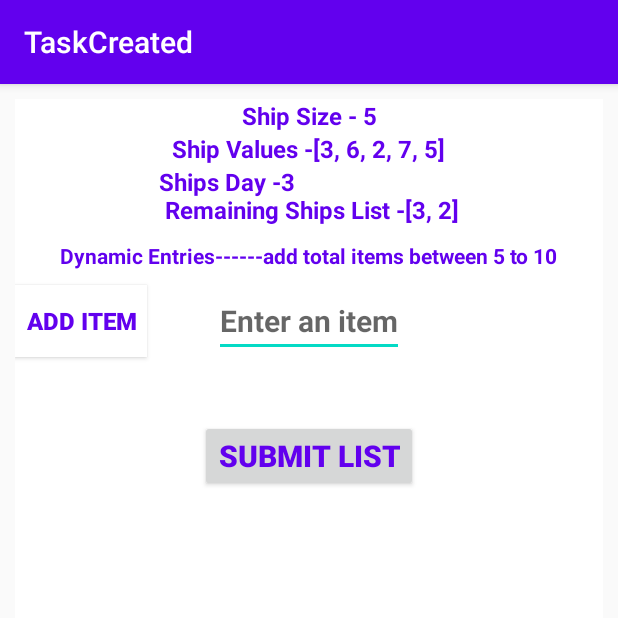
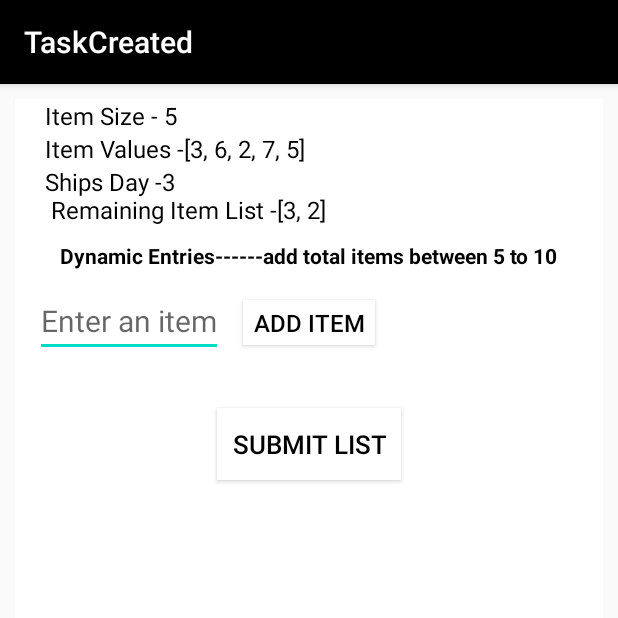
Before and after one commit to ranjithaneelaver/shiptask, an Android app: the screen it shows after launch (MainActivity), on a phone screen of 412 x 824 dp, the top half of it. Run offline under Robolectric (Android 15) with nearby library versions, the phone set to English and light mode, and no system bars; our stand-ins replace data binding.

Commit message:
initial commit

```diff
--- a/app/src/main/java/com/s/taskcreated/MainActivity.java
+++ b/app/src/main/java/com/s/taskcreated/MainActivity.java
@@ -45,7 +45,7 @@ public class MainActivity extends AppCompatActivity {
                 }
 
                 dynamiclist.add(Integer.valueOf(binding.editTxt.getText().toString()));
-                binding.txtitem.setText("Item list" + dynamiclist.toString());
+                binding.txtitem.setText("Added Item list" + dynamiclist.toString());
                 binding.editTxt.setText("");
 
             }
@@ -70,8 +70,8 @@ public class MainActivity extends AppCompatActivity {
         }
         prev = dynamiclist.size();
 
-        binding.textShp.setText(String.format("Ship Size - %d", dynamiclist.size()));
-        binding.print.setText("Ship Values -" + dynamiclist.toString());
+        binding.textShp.setText(String.format("Item Size - %d", dynamiclist.size()));
+        binding.print.setText("Item Values -" + dynamiclist.toString());
 
 
         for (int m = 0; m < day; m++) {
@@ -87,7 +87,7 @@ public class MainActivity extends AppCompatActivity {
             }
 
             if (prev == dynamiclist.size()) {
-                binding.txtremain.setText("Ships Day -" + day + " \n Remaining Ships List -" + dynamiclist.toString());
+                binding.txtremain.setText("Ships Day -" + day + " \n Remaining Item List -" + dynamiclist.toString());
                 day = 1;
                 dynamiclist.clear();
                 break;
--- a/app/src/main/res/layout/activity_main.xml
+++ b/app/src/main/res/layout/activity_main.xml
@@ -11,14 +11,14 @@
         tools:context=".MainActivity">
 
         <TextView
+            android:layout_marginLeft="20dp"
             android:id="@+id/text_shp"
             android:layout_width="wrap_content"
             android:layout_height="wrap_content"
             android:textColor="@color/colorPrimary"
             android:textSize="16sp"
-            android:textStyle="bold"
+            android:textStyle="normal"
             app:layout_constraintLeft_toLeftOf="parent"
-            app:layout_constraintRight_toRightOf="parent"
             app:layout_constraintTop_toTopOf="parent" />
 
         <TextView
@@ -28,10 +28,9 @@
             android:text="Hello World!"
             android:textColor="@color/colorPrimary"
             android:textSize="16sp"
-            android:textStyle="bold"
-
+            android:textStyle="normal"
+            android:layout_marginLeft="20dp"
             app:layout_constraintLeft_toLeftOf="parent"
-            app:layout_constraintRight_toRightOf="parent"
             app:layout_constraintTop_toBottomOf="@+id/text_shp" />
 
         <TextView
@@ -41,10 +40,9 @@
             android:text="Hello World!"
             android:textColor="@color/colorPrimary"
             android:textSize="16sp"
-            android:textStyle="bold"
-
+            android:textStyle="normal"
+            android:layout_marginLeft="20dp"
             app:layout_constraintLeft_toLeftOf="parent"
-            app:layout_constraintRight_toRightOf="parent"
             app:layout_constraintTop_toBottomOf="@+id/print" />
 
         <TextView
@@ -70,25 +68,27 @@
             android:inputType="number"
             android:textColor="@color/colorPrimary"
             android:textSize="20dp"
-            android:textStyle="bold"
+            android:textStyle="normal"
+            app:layout_constraintRight_toLeftOf="@+id/add"
             app:layout_constraintLeft_toLeftOf="parent"
-            app:layout_constraintLeft_toRightOf="@+id/add"
             app:layout_constraintRight_toRightOf="parent"
             app:layout_constraintTop_toBottomOf="@+id/txtdyn" />
 
         <Button
             android:id="@+id/add"
             android:layout_width="wrap_content"
-            android:layout_height="wrap_content"
-            android:layout_marginTop="10dp"
+            android:layout_height="30dp"
+            android:layout_marginTop="20dp"
             android:background="@android:color/white"
             android:text="Add Item"
             android:textColor="@color/colorPrimary"
             android:textSize="16sp"
-            android:textStyle="bold"
+            android:textStyle="normal"
+            android:gravity="center"
 
+            app:layout_constraintRight_toRightOf="parent"
             app:layout_constraintLeft_toLeftOf="parent"
-            app:layout_constraintLeft_toRightOf="@+id/edit_txt"
+
             app:layout_constraintTop_toBottomOf="@+id/txtdyn" />
 
         <!-- <EditText
@@ -117,7 +117,7 @@
             android:inputType="number"
             android:textColor="@color/colorPrimary"
             android:textSize="16sp"
-            android:textStyle="bold"
+            android:textStyle="normal"
             android:layout_marginBottom="10dp"
             app:layout_constraintLeft_toLeftOf="parent"
             app:layout_constraintRight_toRightOf="parent"
@@ -130,9 +130,11 @@
             android:layout_width="wrap_content"
             android:layout_height="wrap_content"
             android:text="Submit List"
+            android:background="@android:color/white"
             android:textColor="@color/colorPrimary"
-            android:textSize="20dp"
-            android:textStyle="bold"
+            android:textSize="17sp"
+            android:padding="10dp"
+            android:textStyle="normal"
 
             app:layout_constraintLeft_toLeftOf="parent"
             app:layout_constraintRight_toRightOf="parent"
--- a/app/src/main/res/values/colors.xml
+++ b/app/src/main/res/values/colors.xml
@@ -1,6 +1,6 @@
 <?xml version="1.0" encoding="utf-8"?>
 <resources>
-    <color name="colorPrimary">#6200EE</color>
-    <color name="colorPrimaryDark">#3700B3</color>
+    <color name="colorPrimary">#000000</color>
+    <color name="colorPrimaryDark">#000000</color>
     <color name="colorAccent">#03DAC5</color>
 </resources>
```
